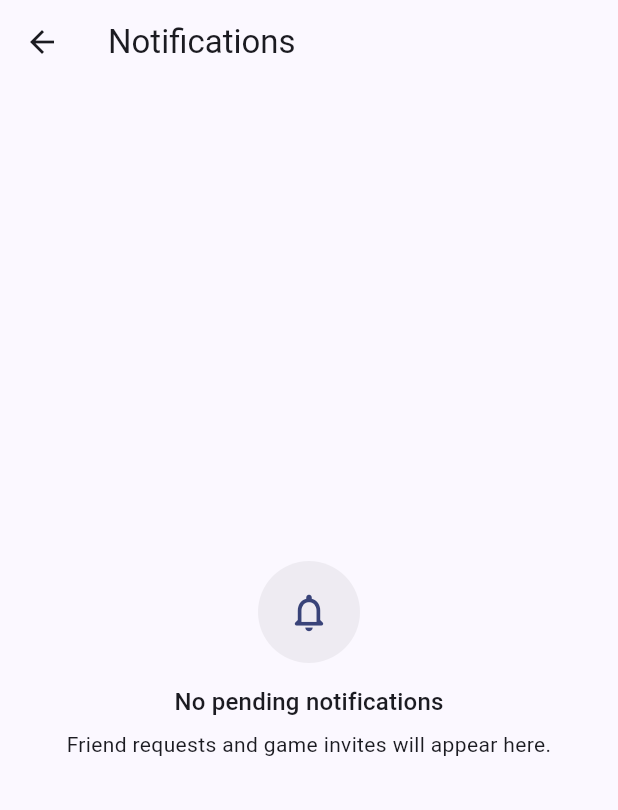
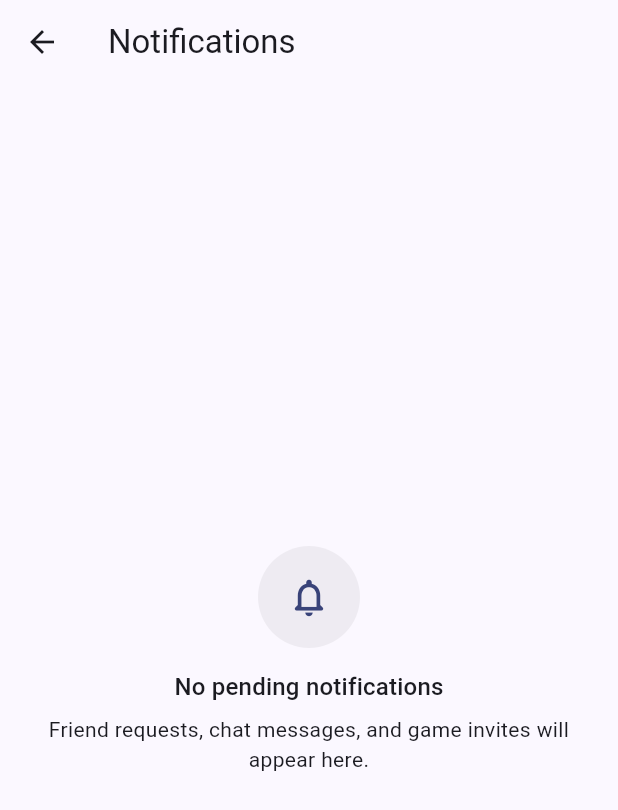
Before and after one commit to keith-doyle/keiths-casino, a Flutter app: the screen it shows once a user with an empty profile is signed in, after a tap on the "notifications none" icon, on a phone screen of 412 x 824 dp. Shown: the top 810 px of the screen. Run offline on Flutter 3.47's test engine with Material 3 defaults, Android fonts, the phone set to English and light mode, and no system bars; our stand-ins replace cloud_firestore, firebase_auth, firebase_core; accounts and stored records are empty.

Commit message:
add chat message alerts and home badge count
Added chat message notifications to NotificationsScreen
Added open-chat action from notifications
Added pending notification count badge to HomeScreen bell icon

```diff
--- a/lib/screens/home_screen.dart
+++ b/lib/screens/home_screen.dart
@@ -28,17 +28,64 @@ class HomeScreen extends StatelessWidget {
   Widget build(BuildContext context) {
     final uid = FirebaseAuth.instance.currentUser!.uid;
     final userDoc = FirebaseFirestore.instance.collection('users').doc(uid);
+    final notificationsQuery = FirebaseFirestore.instance
+        .collection('users')
+        .doc(uid)
+        .collection('notifications')
+        .where('status', isEqualTo: 'pending');
 
     return Scaffold(
       appBar: AppBar(
         title: const Text('Home'),
         actions: [
-          IconButton(
-            icon: const Icon(Icons.notifications_none_rounded),
-            onPressed: () {
-              Navigator.push(
-                context,
-                MaterialPageRoute(builder: (_) => const NotificationsScreen()),
+          StreamBuilder<QuerySnapshot<Map<String, dynamic>>>(
+            stream: notificationsQuery.snapshots(),
+            builder: (context, snap) {
+              final count = snap.data?.docs.length ?? 0;
+
+              return Stack(
+                clipBehavior: Clip.none,
+                children: [
+                  IconButton(
+                    icon: const Icon(Icons.notifications_none_rounded),
+                    onPressed: () {
+                      Navigator.push(
+                        context,
+                        MaterialPageRoute(
+                          builder: (_) => const NotificationsScreen(),
+                        ),
+                      );
+                    },
+                  ),
+                  if (count > 0)
+                    Positioned(
+                      right: 8,
+                      top: 6,
+                      child: Container(
+                        padding: const EdgeInsets.symmetric(
+                          horizontal: 6,
+                          vertical: 2,
+                        ),
+                        constraints: const BoxConstraints(
+                          minWidth: 18,
+                          minHeight: 18,
+                        ),
+                        decoration: BoxDecoration(
+                          color: Colors.red,
+                          borderRadius: BorderRadius.circular(999),
+                        ),
+                        child: Text(
+                          count > 99 ? '99+' : '$count',
+                          textAlign: TextAlign.center,
+                          style: const TextStyle(
+                            color: Colors.white,
+                            fontSize: 10,
+                            fontWeight: FontWeight.w800,
+                          ),
+                        ),
+                      ),
+                    ),
+                ],
               );
             },
           ),
```
Also changed, not shown: lib/screens/notifications_screen.dart (+91 -1 lines).
